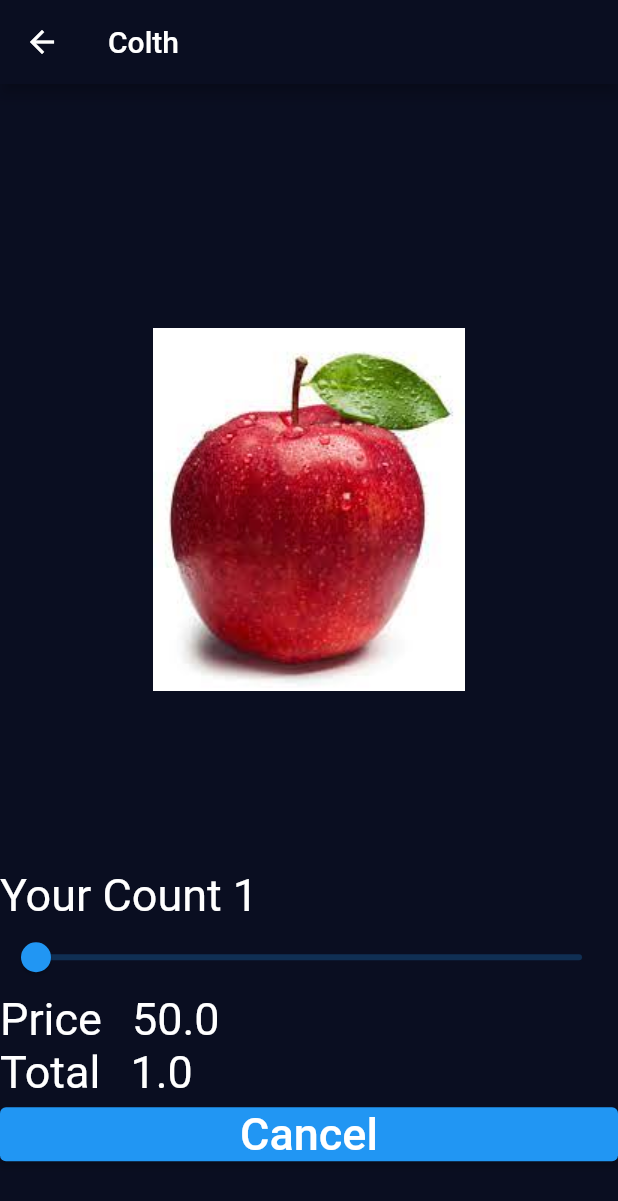
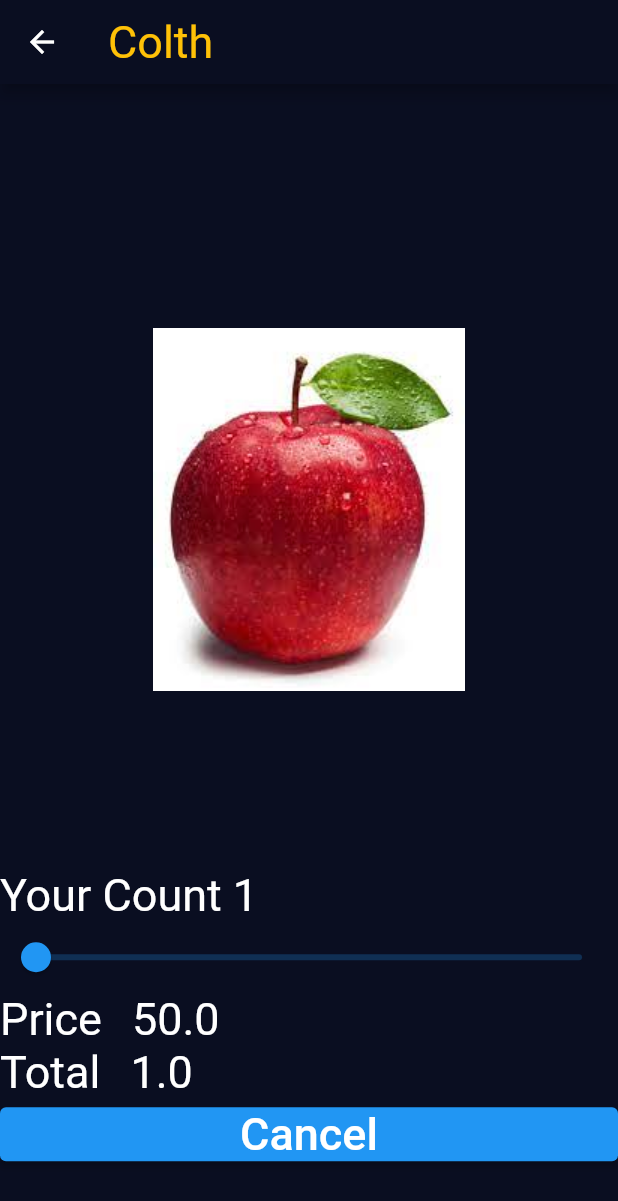
Before and after one commit to hebamsamy/myShop, a Flutter app: the screen it shows after launch, after a tap on "Colth", on a phone screen of 412 x 824 dp. Shown: the top 1201 px of the screen. Run offline on Flutter 3.47's test engine with Material 2 defaults, Android fonts, the phone set to English and light mode, and no system bars.

```diff
--- /dev/null
+++ b/lib/Constants.dart
@@ -0,0 +1,3 @@
+import 'package:flutter/material.dart';
+
+const primaryColor = Colors.amber;
--- a/lib/HomePage.dart
+++ b/lib/HomePage.dart
@@ -1,4 +1,5 @@
 import 'package:flutter/material.dart';
+import 'package:resturant_app/Constants.dart';
 import 'package:resturant_app/PruductCard.dart';
 import 'package:resturant_app/shopManager.dart';
 
@@ -18,13 +19,21 @@ class _MyHomePageState extends State<MyHomePage> {
       appBar: AppBar(
           leading: Icon(
             Icons.emoji_emotions,
-          color: Colors.amber,
+            color: primaryColor,
           ),
           title: Text(
             "My Shop",
-          style: TextStyle(color: Colors.amber),
+            style: TextStyle(color: primaryColor),
           ),
-      ),
+          actions: [
+            IconButton(
+              onPressed: () {
+                Navigator.pushNamed(context, "/create");
+              },
+              icon: Icon(Icons.add),
+              color: primaryColor,
+            )
+          ]),
       body: SafeArea(
           child: ListView.builder(
         itemBuilder: (context, x) => ProductCard(CurrentProd: list[x]),
--- a/lib/main.dart
+++ b/lib/main.dart
@@ -1,6 +1,8 @@
 import 'package:flutter/material.dart';
+import 'package:resturant_app/Constants.dart';
 import 'package:resturant_app/HomePage.dart';
 import 'package:resturant_app/Order.dart';
+import 'package:resturant_app/addProductPage.dart';
 
 void main() {
   runApp(MyApp());
@@ -15,11 +17,14 @@ class MyApp extends StatelessWidget {
       theme: ThemeData.dark().copyWith(
           primaryColor: Color(0xFF0A0E21),
           scaffoldBackgroundColor: Color(0xFF0A0E21),
-          appBarTheme: AppBarTheme(backgroundColor: Color(0xFF0A0E21))),
+          appBarTheme: AppBarTheme(
+              backgroundColor: Color(0xFF0A0E21),
+              titleTextStyle: TextStyle(color: primaryColor, fontSize: 30))),
       // home: MyHomePage(),
       routes: {
         '/': (context) => MyHomePage(),
-        "/order": (context) => OrderPage()
+        "/order": (context) => OrderPage(),
+        "/create": (context) => AddProductPage()
       },
     );
   }
--- a/lib/shopManager.dart
+++ b/lib/shopManager.dart
@@ -64,6 +64,10 @@ class ShopManager {
   List<Product> getListByCat(type t) {
     return productList.where((element) => element.catergy == t).toList();
   }
+
+  void AddtoList(Product newproud) {
+    productList.add(newproud);
+  }
 }
 
 class Product {
```
Also changed, not shown: lib/addProductPage.dart (added, +90 -0 lines). Lines whose indentation alone changed are shown as unchanged.
